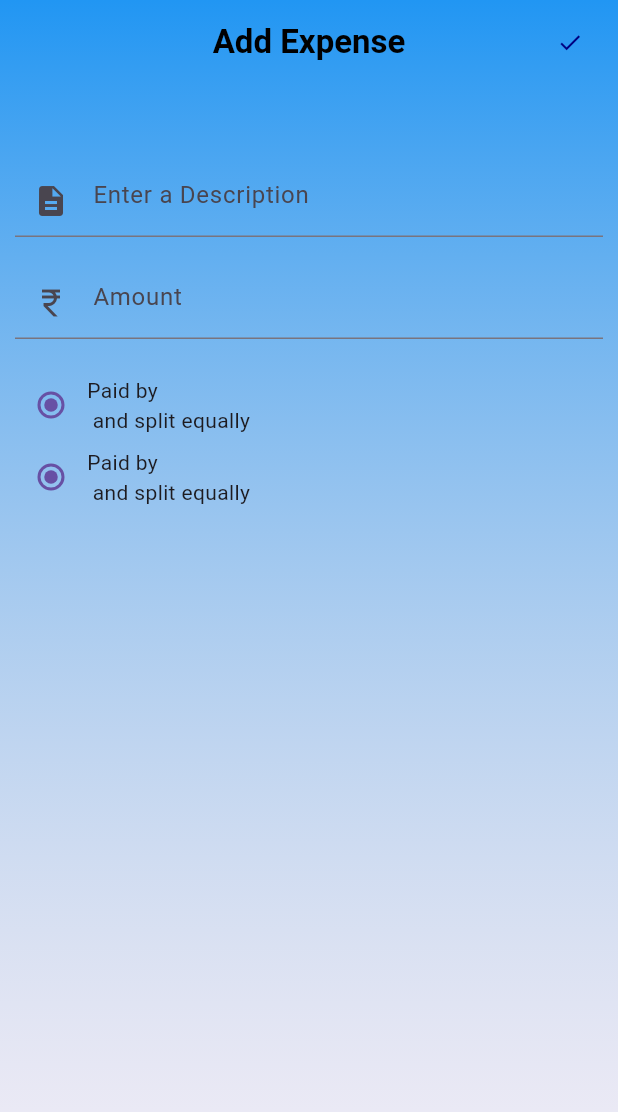
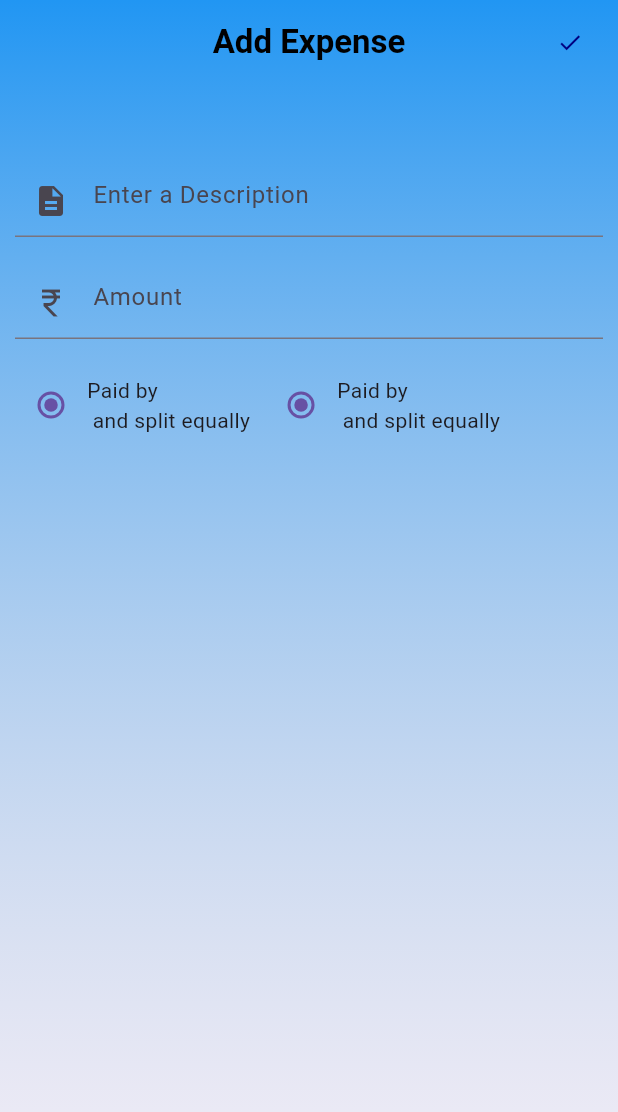
Before and after one commit to Sumant17/bill_split, a Flutter app: the AddExpenses screen opened directly with empty values, on a phone screen of 412 x 824 dp. Shown: the top 1112 px of the screen. Run offline on Flutter 3.47's test engine with Material 3 defaults, Android fonts, the phone set to English and light mode, and no system bars; our stand-ins replace animated_splash_screen, cloud_firestore, firebase_auth, firebase_core, firebase_storage, flutter_bloc and 7 more; missing offline and left inert: fast_contacts; accounts and stored records are empty.

Commit message:
issue overflow fix

```diff
--- a/lib/presentation/expenses/add_expenses.dart
+++ b/lib/presentation/expenses/add_expenses.dart
@@ -46,7 +46,6 @@ class _AddExpensesState extends State<AddExpenses> {
               final description = descriptionController.text;
               final amount = double.tryParse(amountController.text) ?? 0.0;
               final payer = paidby;
-
               if (description.isEmpty ||
                   amount == null ||
                   amount <= 0 ||
@@ -132,8 +131,6 @@ class _AddExpensesState extends State<AddExpenses> {
                       }
                     },
                   ),
-                ],
-              ),
                   // BlocBuilder<SignupBloc, SignUpState>(
                   //   builder: (context, state) {
                   //     if (state is SignUpSuccess) {
@@ -180,8 +177,20 @@ class _AddExpensesState extends State<AddExpenses> {
                           });
                         },
                       ),
-                  Expanded(
-                      child: Text('Paid by $friendname \n and split equally')),
+                      Text('Paid by $friendname \n and split equally'),
+                    ],
+                  ),
+
+                  // BlocBuilder<ContactBloc, ContactState>(
+                  //   builder: (context, state) {
+                  //     if (state is ContactSelectSuccess) {
+                  //       return Text(
+                  //           'Paid by ${state.selectedcontactname} and split equally');
+                  //     } else {
+                  //       return const CircularProgressIndicator();
+                  //     }
+                  //   },
+                  // ),
                 ],
               ),
             ],
```
Lines whose indentation alone changed are shown as unchanged.
